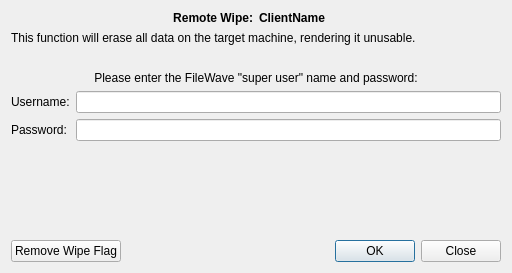
Before: the Qt Designer form FWAdminLib/RemoteWipeDlg.ui in fw-dev/translations, drawn with Qt 5.
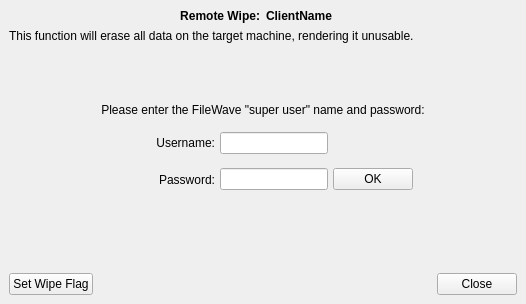
After: the same form once the commit is applied.

What changed in the file:
```diff
--- a/FWAdminLib/RemoteWipeDlg.ui
+++ b/FWAdminLib/RemoteWipeDlg.ui
@@ -6,8 +6,8 @@
    <rect>
     <x>0</x>
     <y>0</y>
-    <width>512</width>
-    <height>273</height>
+    <width>526</width>
+    <height>304</height>
    </rect>
   </property>
   <property name="sizePolicy">
@@ -19,7 +19,16 @@
   <property name="windowTitle">
    <string>Client Info</string>
   </property>
-  <layout class="QVBoxLayout" name="verticalLayout">
+  <layout class="QVBoxLayout" name="verticalLayout_2" stretch="1,0">
+   <property name="spacing">
+    <number>0</number>
+   </property>
+   <property name="margin">
+    <number>0</number>
+   </property>
+   <item>
+    <widget class="QWidget" name="widget_2" native="true">
+     <layout class="QVBoxLayout" name="verticalLayout" stretch="0,0,1,0,0,0">
    <item>
     <layout class="QHBoxLayout" name="horizontalLayout_3">
      <item>
@@ -68,9 +77,6 @@
      <property name="orientation">
       <enum>Qt::Vertical</enum>
      </property>
-     <property name="sizeType">
-      <enum>QSizePolicy::Fixed</enum>
-     </property>
      <property name="sizeHint" stdset="0">
       <size>
        <width>20</width>
@@ -90,38 +96,76 @@
     </widget>
    </item>
    <item>
-    <layout class="QFormLayout" name="formLayout_2">
-     <property name="sizeConstraint">
-      <enum>QLayout::SetMinAndMaxSize</enum>
-     </property>
-     <property name="bottomMargin">
-      <number>4</number>
-     </property>
-     <item row="0" column="0">
-      <widget class="QLabel" name="label_4">
-       <property name="text">
-        <string>Username:</string>
-       </property>
-      </widget>
-     </item>
-     <item row="0" column="1">
-      <widget class="QLineEdit" name="username"/>
-     </item>
-     <item row="1" column="0">
+       <widget class="QWidget" name="widget_3" native="true">
+        <layout class="QGridLayout" name="gridLayout">
+         <property name="spacing">
+          <number>5</number>
+         </property>
+         <item row="1" column="4">
+          <spacer name="horizontalSpacer_3">
+           <property name="orientation">
+            <enum>Qt::Horizontal</enum>
+           </property>
+           <property name="sizeHint" stdset="0">
+            <size>
+             <width>40</width>
+             <height>20</height>
+            </size>
+           </property>
+          </spacer>
+         </item>
+         <item row="1" column="1">
       <widget class="QLabel" name="label_5">
        <property name="text">
         <string>Password:</string>
        </property>
-      </widget>
-     </item>
-     <item row="1" column="1">
+           <property name="alignment">
+            <set>Qt::AlignRight|Qt::AlignTrailing|Qt::AlignVCenter</set>
+           </property>
+          </widget>
+         </item>
+         <item row="1" column="3">
+          <widget class="QPushButton" name="checkLogin">
+           <property name="text">
+            <string>OK</string>
+           </property>
+          </widget>
+         </item>
+         <item row="0" column="2">
+          <widget class="QLineEdit" name="username"/>
+         </item>
+         <item row="1" column="0">
+          <spacer name="horizontalSpacer_2">
+           <property name="orientation">
+            <enum>Qt::Horizontal</enum>
+           </property>
+           <property name="sizeHint" stdset="0">
+            <size>
+             <width>138</width>
+             <height>41</height>
+            </size>
+           </property>
+          </spacer>
+         </item>
+         <item row="1" column="2">
       <widget class="QLineEdit" name="password">
        <property name="echoMode">
         <enum>QLineEdit::Password</enum>
        </property>
       </widget>
      </item>
-    </layout>
+         <item row="0" column="1">
+          <widget class="QLabel" name="label_4">
+           <property name="text">
+            <string>Username:</string>
+           </property>
+           <property name="alignment">
+            <set>Qt::AlignRight|Qt::AlignTrailing|Qt::AlignVCenter</set>
+           </property>
+          </widget>
+         </item>
+        </layout>
+       </widget>
    </item>
    <item>
     <widget class="QLabel" name="result">
@@ -154,12 +198,18 @@
      </property>
     </widget>
    </item>
+     </layout>
+    </widget>
+   </item>
    <item>
     <layout class="QHBoxLayout" name="horizontalLayout">
+     <property name="margin">
+      <number>9</number>
+     </property>
      <item>
       <widget class="QPushButton" name="removeWipeFlagButton">
        <property name="text">
-        <string>Remove Wipe Flag</string>
+        <string>Set Wipe Flag</string>
        </property>
       </widget>
      </item>
@@ -179,7 +229,7 @@
      <item>
       <widget class="QDialogButtonBox" name="buttonBox">
        <property name="standardButtons">
-        <set>QDialogButtonBox::Close|QDialogButtonBox::Ok</set>
+        <set>QDialogButtonBox::Close</set>
        </property>
       </widget>
      </item>
```
Left out of the diff: 6 changed lines with no effect on the pictures. Lines whose indentation alone changed are shown as unchanged.
